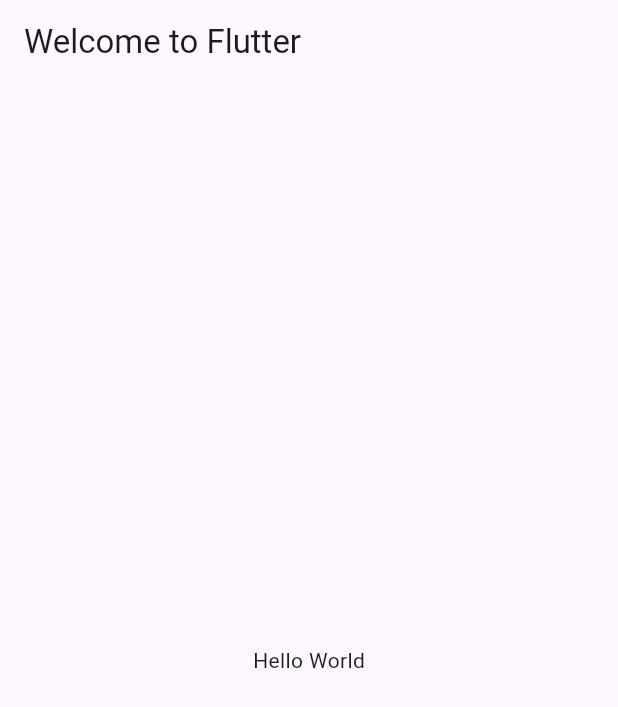
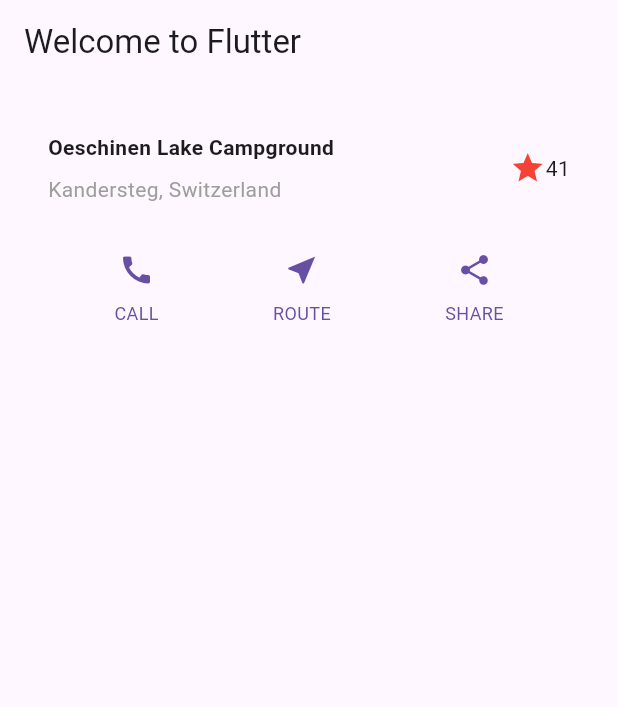
Before and after one commit to nicolasnederlandt/mobile, a Flutter app: the screen it shows after launch, on a phone screen of 412 x 824 dp. Shown: the top 707 px of the screen. Run offline on Flutter 3.47's test engine with Material 3 defaults, Android fonts, the phone set to English and light mode, and no system bars.

Commit message:
FT01.4 button row

```diff
--- a/tuto1/lib/main.dart
+++ b/tuto1/lib/main.dart
@@ -7,21 +7,102 @@
 class MyApp extends StatelessWidget {
   const MyApp({super.key});
 
+
+
+
+
+
   // This widget is the root of your application.
   @override
   Widget build(BuildContext context) {
+
+    Widget titleSection = Container(
+      padding: const EdgeInsets.all(32),
+      child: Row(
+        children: [
+          Expanded(
+            /*1*/
+            child: Column(
+              crossAxisAlignment: CrossAxisAlignment.start,
+              children: [
+                /*2*/
+                Container(
+                  padding: const EdgeInsets.only(bottom: 8),
+                  child: const Text(
+                    'Oeschinen Lake Campground',
+                    style: TextStyle(
+                      fontWeight: FontWeight.bold,
+                    ),
+                  ),
+                ),
+                Text(
+                  'Kandersteg, Switzerland',
+                  style: TextStyle(
+                    color: Colors.grey[500],
+                  ),
+                ),
+              ],
+            ),
+          ),
+          /*3*/
+          Icon(
+            Icons.star,
+            color: Colors.red[500],
+          ),
+          const Text('41'),
+        ],
+      ),
+    );
+
+    // #docregion buttonSection
+    Color color = Theme.of(context).primaryColor;
+
+    Widget buttonSection = Row(
+      mainAxisAlignment: MainAxisAlignment.spaceEvenly,
+      children: [
+        _buildButtonColumn(color, Icons.call, 'CALL'),
+        _buildButtonColumn(color, Icons.near_me, 'ROUTE'),
+        _buildButtonColumn(color, Icons.share, 'SHARE'),
+      ],
+    );
+    // #enddocregion buttonSection
+
+
     return MaterialApp(
       title: 'Welcome to Flutter',
       home: Scaffold(
         appBar: AppBar(
           title: const Text('Welcome to Flutter'),
         ),
-        body: const Center(
-          child: Text('Hello World'),
+        body: Column(
+          children: [
+            titleSection,
+            buttonSection,
+          ],
         ),
       ),
     );
   }
 
 
+  Column _buildButtonColumn(Color color, IconData icon, String label) {
+    return Column(
+      mainAxisSize: MainAxisSize.min,
+      mainAxisAlignment: MainAxisAlignment.center,
+      children: [
+        Icon(icon, color: color),
+        Container(
+          margin: const EdgeInsets.only(top: 8),
+          child: Text(
+            label,
+            style: TextStyle(
+              fontSize: 12,
+              fontWeight: FontWeight.w400,
+              color: color,
+            ),
+          ),
+        ),
+      ],
+    );
+  }
 }
```
